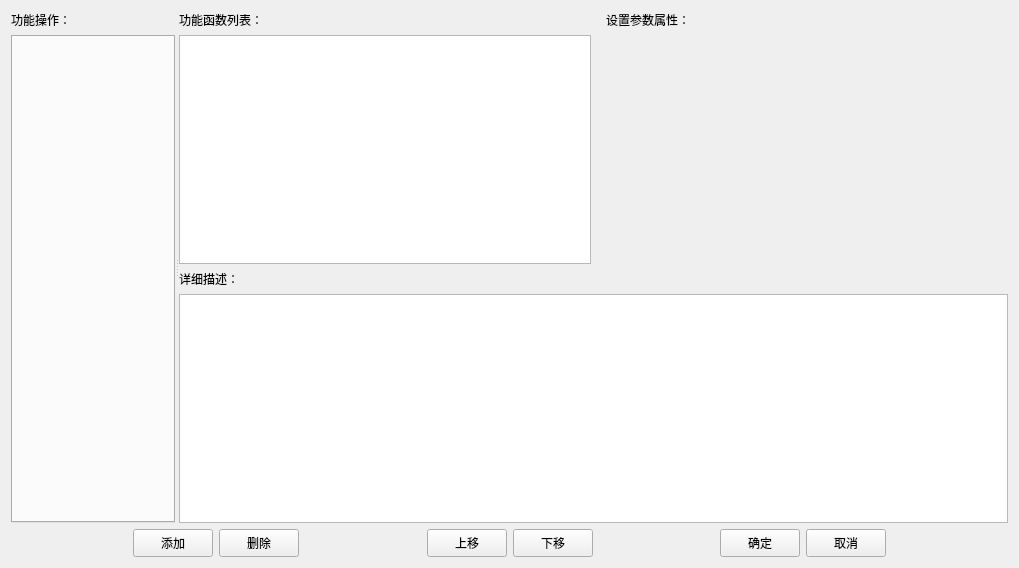
This is HmiFuncDesigner/libs/Core/qpropertylist/function/functioneditordialog.ui in VelsonWang/HmiFuncDesigner as Qt 5 draws it before an edit. The edited form follows.
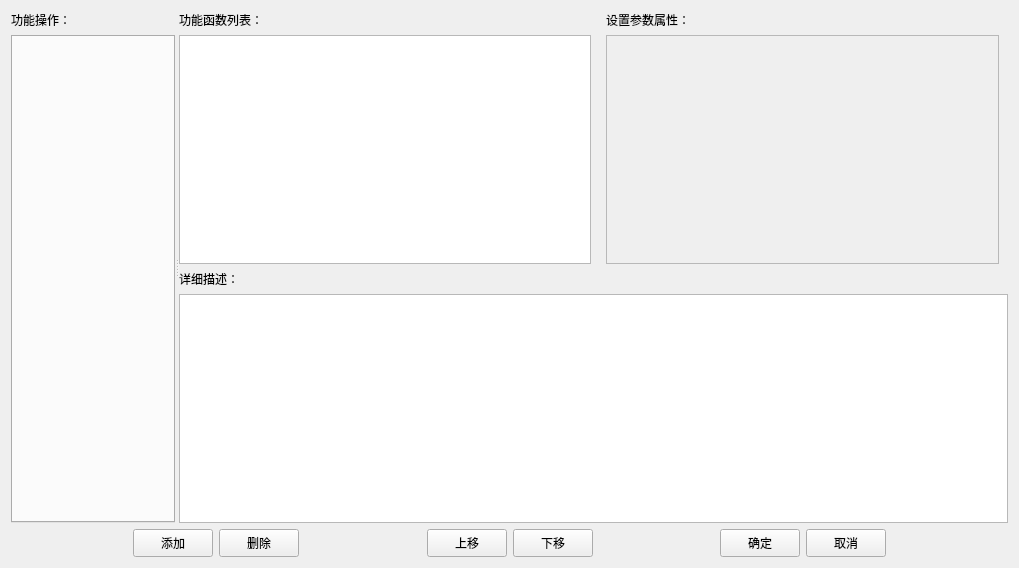
This is the edited form.

Diff of the .ui file:
```diff
--- a/HmiFuncDesigner/libs/Core/qpropertylist/function/functioneditordialog.ui
+++ b/HmiFuncDesigner/libs/Core/qpropertylist/function/functioneditordialog.ui
@@ -120,7 +120,14 @@
              </widget>
             </item>
             <item>
-             <widget class="QStackedWidget" name="stackedWidget"/>
+             <widget class="QStackedWidget" name="stackedWidget">
+              <property name="frameShape">
+               <enum>QFrame::StyledPanel</enum>
+              </property>
+              <property name="frameShadow">
+               <enum>QFrame::Plain</enum>
+              </property>
+             </widget>
             </item>
            </layout>
           </widget>
```
